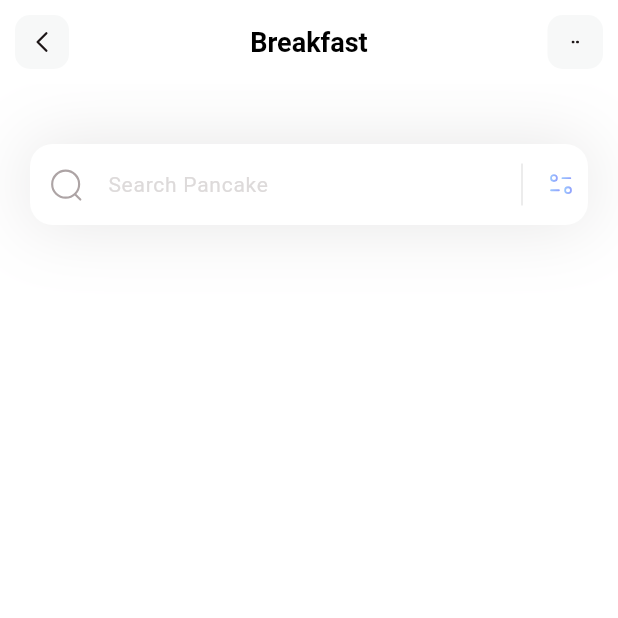
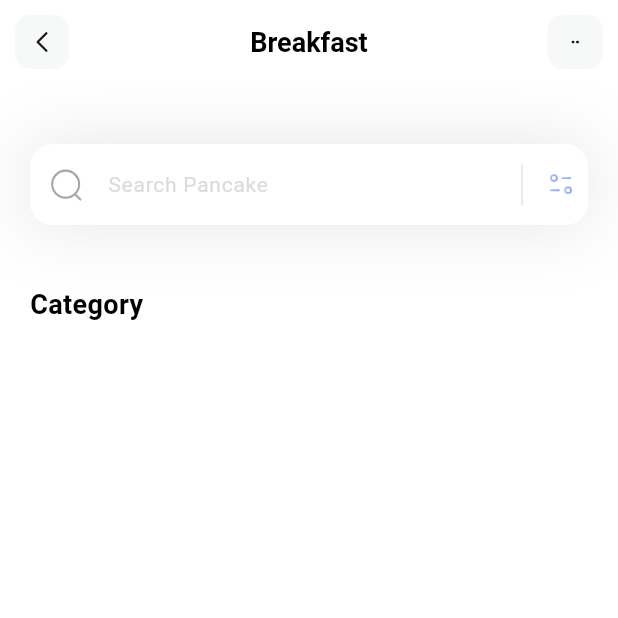
Before and after one commit to Dovletyar/fitness, a Flutter app: the screen it shows after launch, on a phone screen of 412 x 824 dp, the top half of it. Run offline on Flutter 3.47's test engine with Material 3 defaults, Android fonts, the phone set to English and light mode, and no system bars; our stand-ins replace flutter_svg, hexcolor.

Commit message:
"Category" Text i eklendi, padding i ayarlandı, "Category" Text i ile _searchField arasına boşluk SizedBox eklendi

```diff
--- a/lib/pages/home.dart
+++ b/lib/pages/home.dart
@@ -12,8 +12,26 @@ class HomePage extends StatelessWidget {
       child: Scaffold(
         appBar: appBar(),
         backgroundColor: Colors.white,
-        body: Column(children: [
+        body: Column(crossAxisAlignment: CrossAxisAlignment.start, children: [
           _searchField(),
+          const SizedBox(
+            height: 40,
+          ),
+          const Column(
+            children: [
+              Padding(
+                padding: EdgeInsets.only(left: 20),
+                child: Text(
+                  "Category",
+                  style: TextStyle(
+                    color: Colors.black,
+                    fontSize: 18,
+                    fontWeight: FontWeight.w600,
+                  ),
+                ),
+              )
+            ],
+          ),
         ]),
       ),
     );
```
